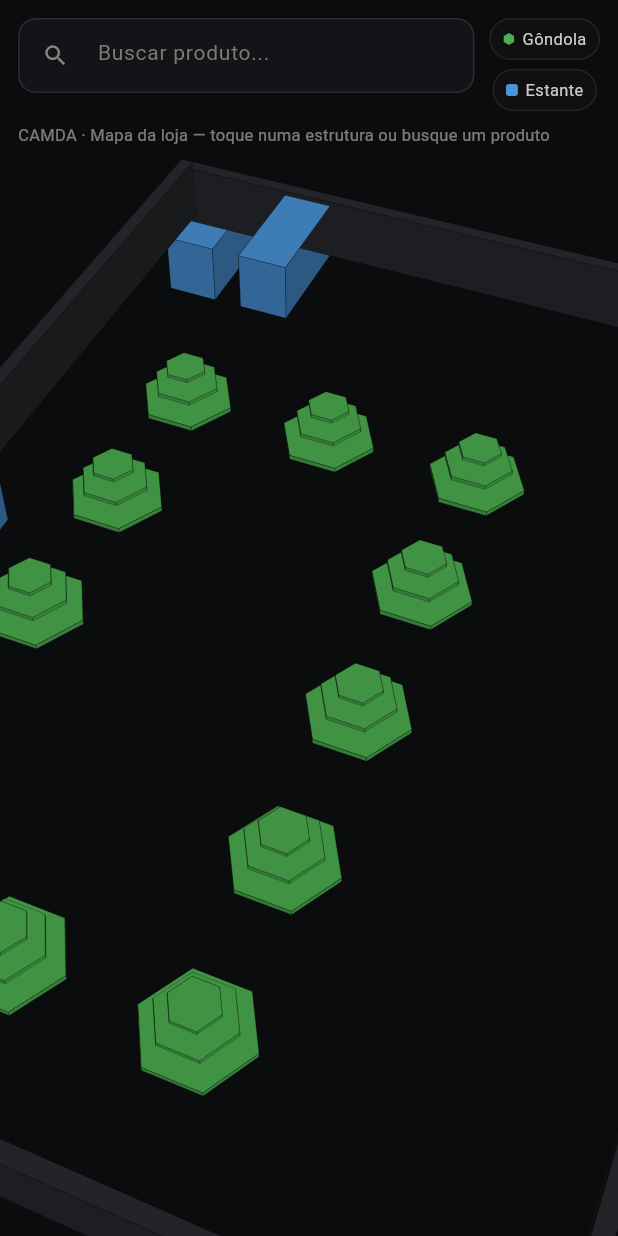
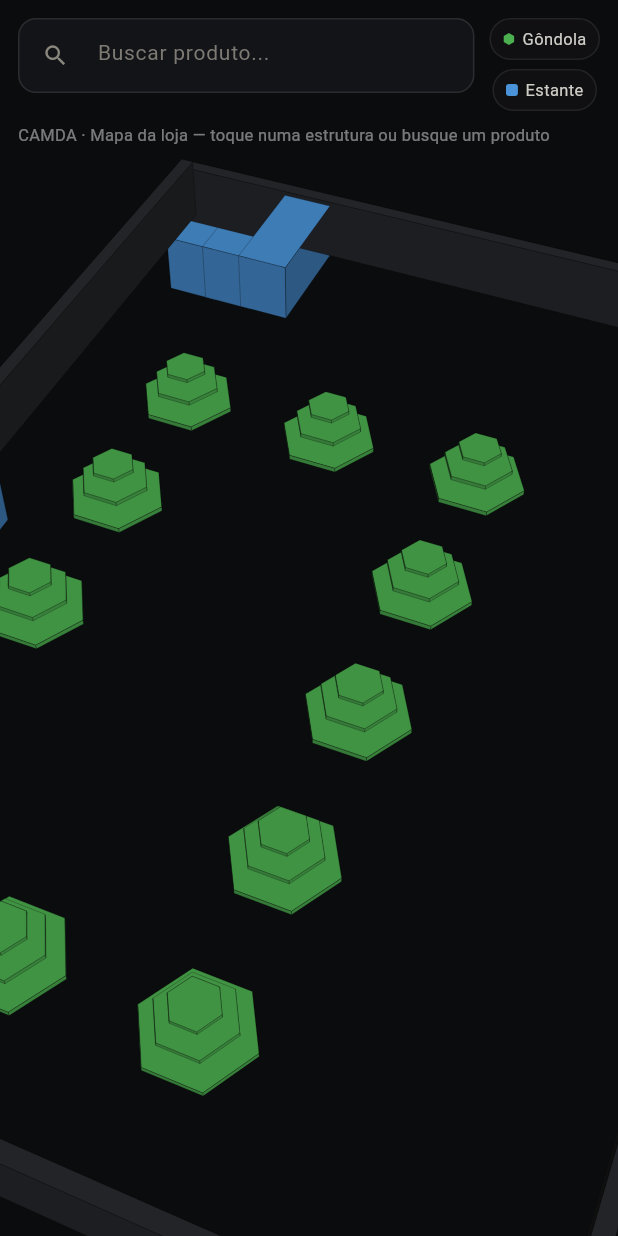
Before and after one commit to LeoLira1/Gondolas, a Flutter app: the screen it shows after launch, on a phone screen of 412 x 824 dp. Run offline on Flutter 3.47's test engine with Material 3 defaults, Android fonts, the phone set to English and light mode, and no system bars; our stand-ins replace shared_preferences; missing offline and left inert: libsql_dart.

```diff
--- a/lib/loja_scene.dart
+++ b/lib/loja_scene.dart
@@ -56,8 +56,9 @@ const List<ItemLoja> itensLoja = [
   ItemLoja(tipo: 'gondola', numero:  8, x: 2.0, z: 12.0),
   ItemLoja(tipo: 'gondola', numero:  6, x: 4.0, z: 12.0),
   ItemLoja(tipo: 'gondola', numero:  1, x: 6.0, z: 12.0),
-  // 7 estantes encostadas nas paredes
+  // 8 estantes encostadas nas paredes
   ItemLoja(tipo: 'estante', numero: 7, x: 1.00, z:  1.0, w: 0.7, d: 1.6),
+  ItemLoja(tipo: 'estante', numero: 8, x: 1.55, z:  1.0, w: 0.7, d: 1.6),
   ItemLoja(tipo: 'estante', numero: 6, x: 2.10, z:  1.0, w: 0.7, d: 1.6),
   ItemLoja(tipo: 'estante', numero: 2, x: 9.45, z:  2.0, w: 0.7, d: 1.6),
   ItemLoja(tipo: 'estante', numero: 1, x: 9.45, z:  4.0, w: 0.7, d: 1.6),
```
